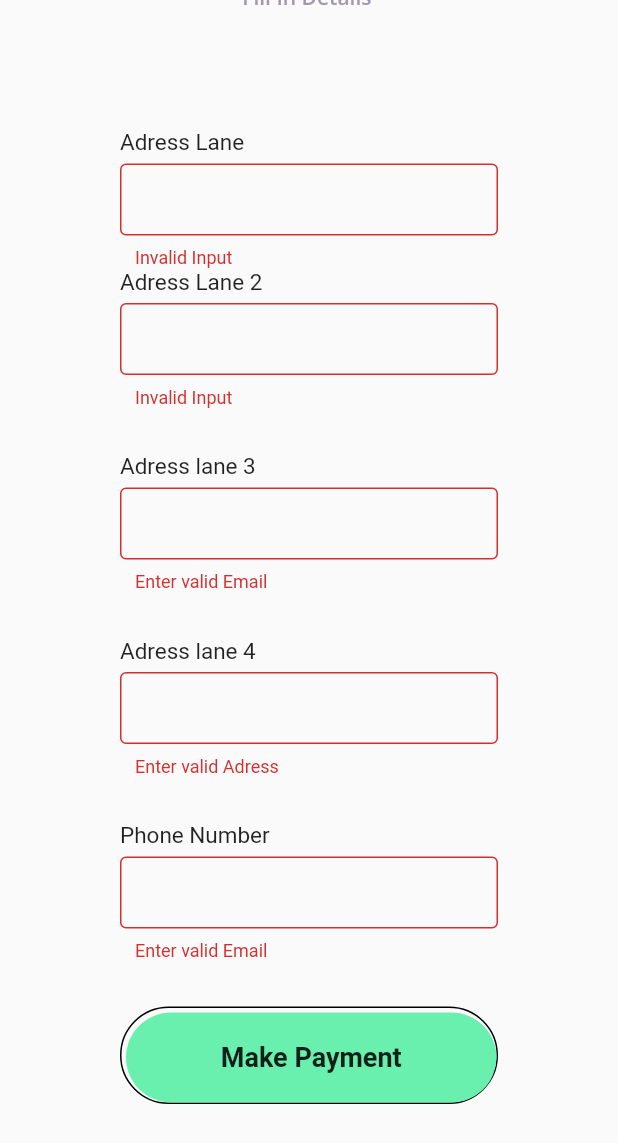
After one commit to saurabhgrewal718/RealBoldAlive, a Flutter app: the Placeorder screen opened by its route, scrolled down 110 dp, after a tap on "Make Payment", on a phone screen of 412 x 824 dp. The commit adds this screen. Shown: the top 1143 px of the screen. Run offline on Flutter 3.47's test engine with Material 2 defaults, Android fonts, the phone set to English and light mode, and no system bars; our stand-ins replace carousel_slider, chips_choice, cloud_firestore, firebase_auth, flutter_svg, fluttertoast and 5 more; accounts and stored records are empty; project files that could hold a hidden picture were left out.

Commit message:
form added place order

```diff
--- a/lib/main.dart
+++ b/lib/main.dart
@@ -3,7 +3,6 @@ import 'package:BoldAlive/models/ProductProvider.dart';
 import 'package:BoldAlive/models/cart.dart';
 import 'package:BoldAlive/models/orders.dart';
 import 'package:BoldAlive/screens/checkout/completeoder.dart';
-import 'package:BoldAlive/screens/details/components/placeorder.dart';
 import 'package:BoldAlive/screens/edit/editScreen.dart';
 import 'package:BoldAlive/screens/edit/editsceond.dart';
 import 'package:BoldAlive/screens/edit/filldetails.dart';
@@ -22,6 +21,7 @@ import './constants.dart';
 import './screens/home/home_screen.dart';
 import './screens/edit/chips.dart';
 import './models/orders.dart';
+import 'screens/details/components/placeorder.dart';
 import 'screens/edit/offerings/phone.dart';
 import 'screens/edit/offerings/photo.dart';
 import 'screens/edit/offerings/shirts.dart';
--- a/lib/screens/details/components/placeorder.dart
+++ b/lib/screens/details/components/placeorder.dart
@@ -1,16 +1,37 @@
+import 'package:BoldAlive/Animation/FadeAnimation.dart';
+import 'package:BoldAlive/screens/atoms/head_of_app.dart';
+import 'package:BoldAlive/screens/details/components/placeorderform.dart';
 import 'package:flutter/material.dart';
 
 class Placeorder extends StatefulWidget {
-  static const routeName = './placeorder';
+  static const routeName = './place order';
+
   @override
   _PlaceorderState createState() => _PlaceorderState();
 }
 
 class _PlaceorderState extends State<Placeorder> {
-  @override
+ @override
   Widget build(BuildContext context) {
-    return Container(
-      child:Text('thisni s the order page')
+    return Scaffold(
+        body: SingleChildScrollView(
+            child: Container(
+            padding: EdgeInsets.symmetric(horizontal: 40),
+            height: MediaQuery.of(context).size.height+110,
+            width: double.infinity,
+            child: Column(
+              mainAxisAlignment: MainAxisAlignment.spaceEvenly,
+              children: <Widget>[
+                Headofapp(title: 'Bold Alive',subtitle: 'Fill In Details',),
+                PlaceorderForm(),
+
+                SizedBox(
+                  height: 30,
+                )
+              ],
+            ),
+          ),
+        ),
     );
   }
 }
--- /dev/null
+++ b/lib/screens/details/components/placeorderform.dart
@@ -0,0 +1,308 @@
+import 'package:flutter/material.dart';
+import 'package:flutter/services.dart';
+
+class PlaceorderForm extends StatefulWidget {
+  @override
+  _PlaceorderFormState createState() => _PlaceorderFormState();
+}
+
+class _PlaceorderFormState extends State<PlaceorderForm> {
+  var _isLoading = false;
+  final _ad1 = FocusNode();
+  final _ad2 = FocusNode();
+  final _ad3 = FocusNode();
+  final _ad4 = FocusNode();
+  final _form = GlobalKey<FormState>();
+  String _add1='';
+  String _add2='';
+  String _add3='';
+  String _add4='';
+  String _phone='';
+
+
+  @override
+  void dispose() {
+    _ad1.dispose();
+    _ad2.dispose();
+    _ad3.dispose();
+    _ad4.dispose();
+    super.dispose();
+  }
+
+
+  void _saveForm() async{
+
+    final isValid = _form.currentState.validate();
+    FocusScope.of(context).unfocus();
+    if(isValid){
+      setState(() {
+        _isLoading= true;
+      });
+      _form.currentState.save();
+
+      print(_add1);
+      print(_add2);
+      print(_add3);
+      print(_add4);
+      print(_phone);
+
+      setState(() {
+        _isLoading= false;
+      });
+    }
+  }
+
+
+
+  @override
+  Widget build(BuildContext context) {
+      return SingleChildScrollView(
+        child: Form(
+                key: _form,
+                child: Container(
+                padding: EdgeInsets.symmetric(horizontal: 40),
+                width: double.infinity,
+                child: Column(
+                  mainAxisAlignment: MainAxisAlignment.spaceEvenly,
+                  children: <Widget>[
+                    Column(
+                      children: <Widget>[
+
+                        SizedBox(height: 30,),
+
+                        Container(
+                          child: Column(
+                            crossAxisAlignment: CrossAxisAlignment.start,
+                            children: <Widget>[
+                              Container(
+                                width: MediaQuery.of(context).size.width * 0.4,
+                                child: Text('Adress Lane', style: TextStyle(
+                                  fontSize: 15,
+                                  fontWeight: FontWeight.w400,
+                                  color: Colors.black87
+                                ),),
+                              ),
+                              SizedBox(height: 5,),
+                              TextFormField(
+                                validator: (value){
+                                  if(value.isEmpty || value.length <10){
+                                    return "Invalid Input";
+                                  }
+                                  return null;
+                                },
+                                textInputAction: TextInputAction.next,
+                                keyboardType: TextInputType.text,
+                                decoration: InputDecoration(
+                                  contentPadding: EdgeInsets.symmetric(vertical: 0, horizontal: 10),
+                                  enabledBorder: OutlineInputBorder(
+                                    borderSide: BorderSide(color: Colors.grey[400])
+                                  ),
+                                  border: OutlineInputBorder(
+                                    borderSide: BorderSide(color: Colors.grey[400])
+                                  ),
+                                ),
+                                onFieldSubmitted: (_){
+                                  FocusScope.of(context).requestFocus(_ad1);
+                                },
+                                onSaved: (value){
+                                  _add1=value;
+                                },
+                              ),
+                              Container(
+                                width: MediaQuery.of(context).size.width * 0.4,
+                                child: Text('Adress Lane 2', style: TextStyle(
+                                  fontSize: 15,
+                                  fontWeight: FontWeight.w400,
+                                  color: Colors.black87
+                                ),),
+                              ),
+                              SizedBox(height: 5,),
+                              TextFormField(
+                                validator: (value){
+                                  if(value.isEmpty || value.length <10){
+                                    return "Invalid Input";
+                                  }
+                                  return null;
+                                },
+                                textInputAction: TextInputAction.next,
+                                keyboardType: TextInputType.text,
+                                decoration: InputDecoration(
+                                  contentPadding: EdgeInsets.symmetric(vertical: 0, horizontal: 10),
+                                  enabledBorder: OutlineInputBorder(
+                                    borderSide: BorderSide(color: Colors.grey[400])
+                                  ),
+                                  border: OutlineInputBorder(
+                                    borderSide: BorderSide(color: Colors.grey[400])
+                                  ),
+                                ),
+                                focusNode: _ad1,
+                                onFieldSubmitted: (_){
+                                  FocusScope.of(context).requestFocus(_ad2);
+                                },
+                                onSaved: (value){
+                                  _add2=value;
+                                },
+                              ),
+
+                              SizedBox(height: 30,),
+                            ],
+                          ),
+                        ),
+                        Container(
+                          child: Column(
+                            crossAxisAlignment: CrossAxisAlignment.start,
+                            children: <Widget>[
+                              Text('Adress lane 3', style: TextStyle(
+                                fontSize: 15,
+                                fontWeight: FontWeight.w400,
+                                color: Colors.black87
+                              ),),
+                              SizedBox(height: 5,),
+                              TextFormField(
+                                validator: (value){
+                                  if(value.isEmpty || !value.contains('@') || !value.contains('.com') || value.length <10){
+                                    return "Enter valid Email";
+                                  }
+                                  return null;
+                                },
+                                focusNode: _ad2,
+                                textInputAction: TextInputAction.next,
+                                keyboardType: TextInputType.text,
+                                decoration: InputDecoration(
+                                  contentPadding: EdgeInsets.symmetric(vertical: 0, horizontal: 10),
+                                  enabledBorder: OutlineInputBorder(
+                                    borderSide: BorderSide(color: Colors.grey[400])
+                                  ),
+                                  border: OutlineInputBorder(
+                                    borderSide: BorderSide(color: Colors.grey[400])
+                                  ),
+                                ),
+                                onFieldSubmitted: (_){
+                                  FocusScope.of(context).requestFocus(_ad3);
+                                },
+                                onSaved: (value){
+                                  _add3=value;
+                                },
+                              ),
+                              SizedBox(height: 30,),
+                            ],
+                          ),
+                        ),
+                        Container(
+                          child: Column(
+                            crossAxisAlignment: CrossAxisAlignment.start,
+                            children: <Widget>[
+                              Text('Adress lane 4', style: TextStyle(
+                                fontSize: 15,
+                                fontWeight: FontWeight.w400,
+                                color: Colors.black87
+                              ),),
+                              SizedBox(height: 5,),
+                              TextFormField(
+                                validator: (value){
+                                  if(value.isEmpty || value.length <10){
+                                    return "Enter valid Adress";
+                                  }
+                                  return null;
+                                },
+                                focusNode: _ad3,
+                                textInputAction: TextInputAction.next,
+                                keyboardType: TextInputType.text,
+                                decoration: InputDecoration(
+                                  contentPadding: EdgeInsets.symmetric(vertical: 0, horizontal: 10),
+                                  enabledBorder: OutlineInputBorder(
+                                    borderSide: BorderSide(color: Colors.grey[400])
+                                  ),
+                                  border: OutlineInputBorder(
+                                    borderSide: BorderSide(color: Colors.grey[400])
+                                  ),
+                                ),
+                                onFieldSubmitted: (_){
+                                  FocusScope.of(context).requestFocus(_ad4);
+                                },
+                                onSaved: (value){
+                                  _add4=value;
+                                },
+                              ),
+                              SizedBox(height: 30,),
+                            ],
+                          ),
+                        ),
+                        Container(
+                          child: Column(
+                            crossAxisAlignment: CrossAxisAlignment.start,
+                            children: <Widget>[
+                              Text('Phone Number', style: TextStyle(
+                                fontSize: 15,
+                                fontWeight: FontWeight.w400,
+                                color: Colors.black87
+                              ),),
+                              SizedBox(height: 5,),
+                              TextFormField(
+                                validator: (value){
+                                  if(value.isEmpty || value.length <10){
+                                    return "Enter valid Email";
+                                  }
+                                  return null;
+                                },
+                                textInputAction: TextInputAction.done,
+                                keyboardType: TextInputType.number,
+                                focusNode: _ad4,
+                                decoration: InputDecoration(
+                                  contentPadding: EdgeInsets.symmetric(vertical: 0, horizontal: 10),
+                                  enabledBorder: OutlineInputBorder(
+                                    borderSide: BorderSide(color: Colors.grey[400])
+                                  ),
+                                  border: OutlineInputBorder(
+                                    borderSide: BorderSide(color: Colors.grey[400])
+                                  ),
+                                ),
+
+                                onSaved: (value){
+                                  _phone=value;
+                                },
+                              ),
+                              SizedBox(height: 30,),
+                            ],
+                          ),
+                        ),
+
+                        _isLoading ? Center(child:CircularProgressIndicator(backgroundColor: Colors.greenAccent)) :
+                        Container(
+                          padding: EdgeInsets.only(top: 3, left: 3),
+                          decoration: BoxDecoration(
+                            borderRadius: BorderRadius.circular(50),
+                            border: Border(
+                              bottom: BorderSide(color: Colors.black),
+                              top: BorderSide(color: Colors.black),
+                              left: BorderSide(color: Colors.black),
+                              right: BorderSide(color: Colors.black),
+                            )
+                          ),
+                          child: MaterialButton(
+                            minWidth: double.infinity,
+                            height: 60,
+                            onPressed: () {
+                                _saveForm();
+
+                            },
+                            color: Colors.greenAccent,
+                            elevation: 0,
+                            shape: RoundedRectangleBorder(
+                              borderRadius: BorderRadius.circular(50)
+                            ),
+                            child: Text("Make Payment", style: TextStyle(
+                              fontWeight: FontWeight.w600,
+                              fontSize: 18
+                            ),),
+                          ),
+                        ),
+                       ],
+                    ),
+                  ],
+                ),
+              ),
+        ),
+      );
+  }
+}
```
